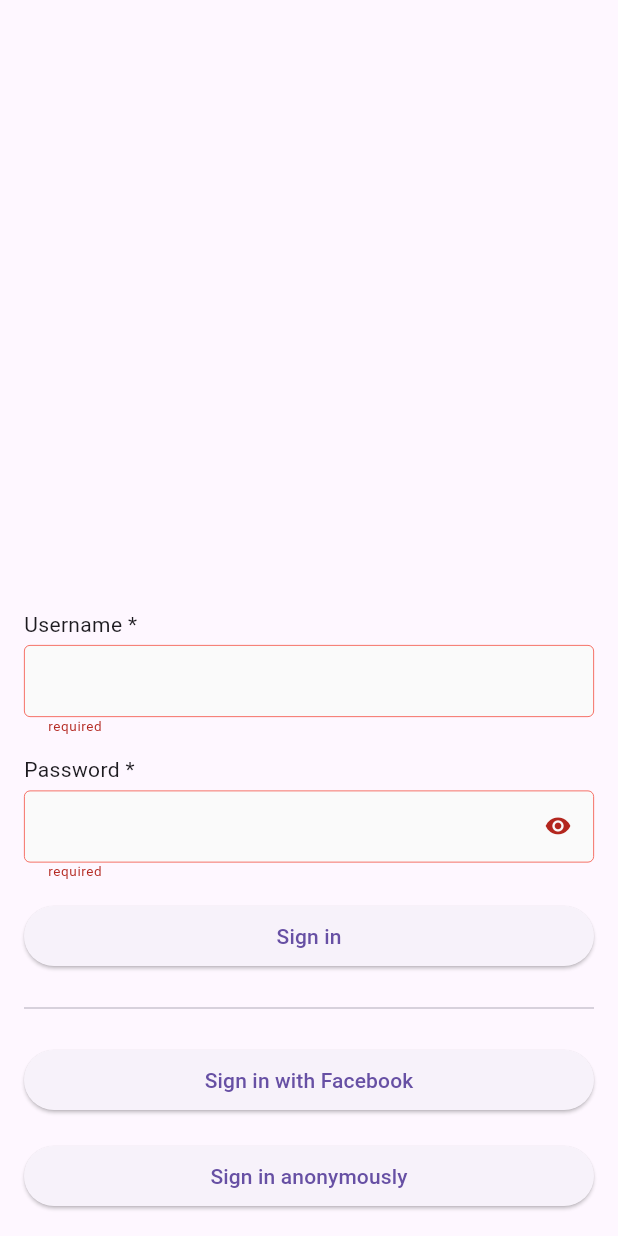
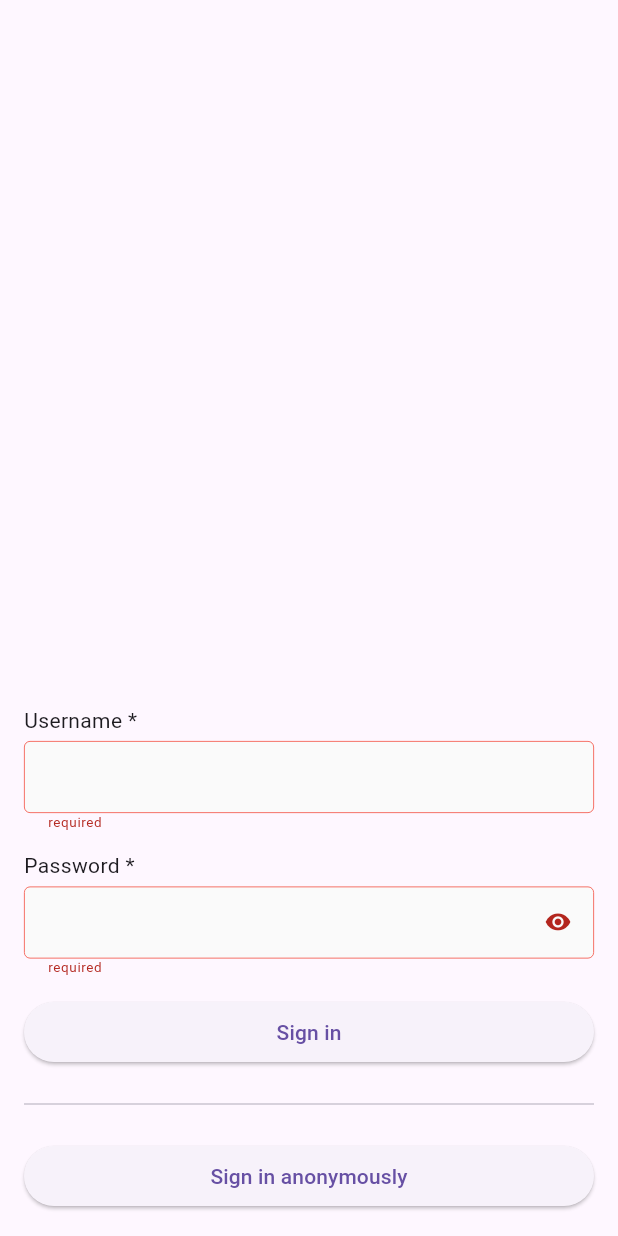
Before and after one commit to omar-khaium/credentials, a Flutter app: the screen it shows after launch, after a tap on "Sign in", on a phone screen of 412 x 824 dp. Run offline on Flutter 3.47's test engine with Material 3 defaults, Android fonts, the light colour scheme and no system bars; our stand-ins replace cached_network_image, cloud_firestore, firebase_auth, firebase_core, flutter_keyboard_visibility; missing offline and left inert: encrypt, searchable_listview; accounts and stored records are empty; statements that could not run were skipped.

Commit message:
Refactor dependencies in pubspec.yaml and remove Facebook authentication code

```diff
--- a/lib/main.dart
+++ b/lib/main.dart
@@ -5,23 +5,13 @@ import 'src/view/routes/route_auth.dart';
 import 'src/view/routes/route_dashboard.dart';
 import 'src/view/routes/route_register.dart';
 import 'package:firebase_core/firebase_core.dart';
-import 'package:flutter/foundation.dart' show kIsWeb;
 import 'package:flutter/material.dart';
-import 'package:flutter_facebook_auth/flutter_facebook_auth.dart';
 import 'package:provider/provider.dart';
 
 import 'firebase_options.dart';
 
 void main() async {
   WidgetsFlutterBinding.ensureInitialized();
-  if (kIsWeb) {
-    await FacebookAuth.i.webAndDesktopInitialize(
-      appId: "190883392903715",
-      cookie: true,
-      xfbml: true,
-      version: "v10.0",
-    );
-  }
 
   await Firebase.initializeApp(options: DefaultFirebaseOptions.currentPlatform);
 
--- a/lib/src/view/routes/route_auth.dart
+++ b/lib/src/view/routes/route_auth.dart
@@ -147,29 +147,6 @@ class _AuthRouteState extends State<AuthRoute> {
                                     child: CircularProgressIndicator(),
                                   ),
                               barrierDismissible: false);
-                          bool status = await _authService.signInWithFacebook();
-                          Navigator.of(context).pop();
-                          if (status) {
-                            Navigator.of(context).pushReplacementNamed(DashboardRoute().route);
-                          }
-                        },
-                        child: Text("Sign in with Facebook"),
-                      ),
-                    ),
-                    Visibility(
-                      visible: keyboardProvider.hidden,
-                      child: SizedBox(height: 16),
-                    ),
-                    Visibility(
-                      visible: keyboardProvider.hidden,
-                      child: ElevatedButton(
-                        onPressed: () async {
-                          showDialog(
-                              context: context,
-                              builder: (context) => Center(
-                                    child: CircularProgressIndicator(),
-                                  ),
-                              barrierDismissible: false);
                           bool status = await _authService.signInAnonymously();
                           Navigator.of(context).pop();
                           if (status) {
--- a/pubspec.yaml
+++ b/pubspec.yaml
@@ -14,7 +14,6 @@ dependencies:
   firebase_core: ^2.13.1
   flutter:
     sdk: flutter
-  flutter_facebook_auth: ^6.0.4
   flutter_keyboard_visibility: ^6.0.0
   intl: ^0.19.0
   material_design_icons_flutter: ^7.0.7296
```
Also changed, not shown: lib/src/utils/services/auth_service.dart (+2 -17 lines), lib/src/view/widgets/auth/form_web.dart (+0 -29 lines), lib/src/view/widgets/register/form_web.dart (+0 -29 lines), pubspec.lock.
